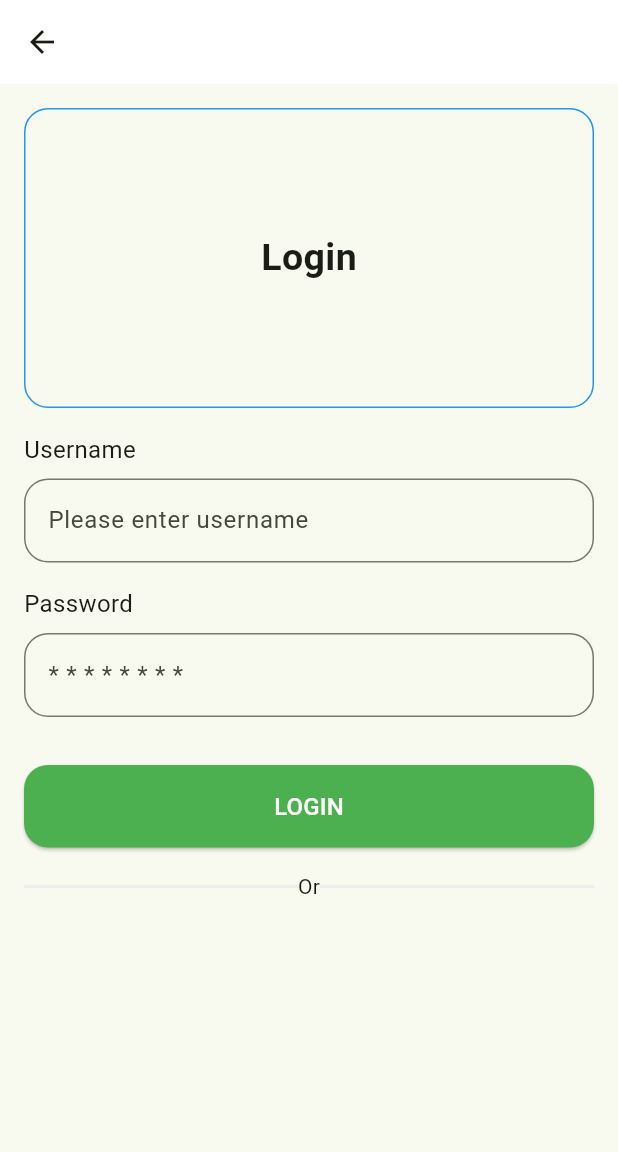
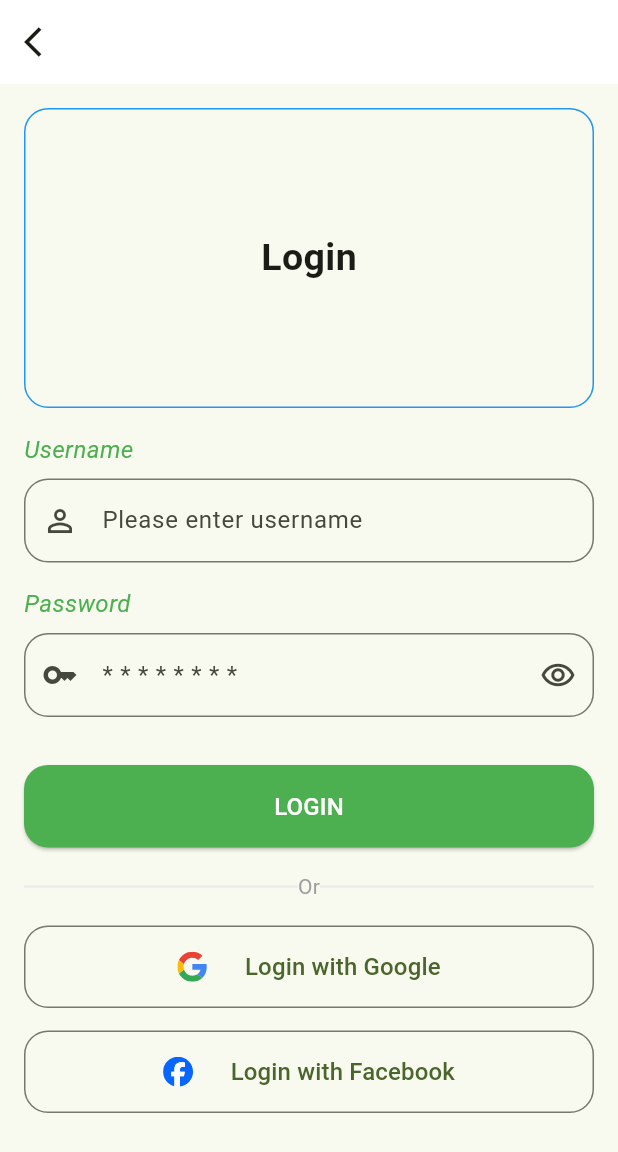
Before and after one commit to mike1tesla/flutter_iot, a Flutter app: the Page screen opened directly, on a phone screen of 412 x 824 dp. Shown: the top 1152 px of the screen. Run offline on Flutter 3.47's test engine with Material 3 defaults, Android fonts, the phone set to English and light mode, and no system bars; our stand-ins replace bloc, flutter_bloc, flutter_svg.

Commit message:
UI Welcom Login

```diff
--- a/lib/src/features/authentication/login/login_screen.dart
+++ b/lib/src/features/authentication/login/login_screen.dart
@@ -1,7 +1,6 @@
-import 'package:flutter/cupertino.dart';
 import 'package:flutter/material.dart';
-import 'package:flutter/widgets.dart';
 import 'package:flutter_bloc/flutter_bloc.dart';
+import 'package:flutter_svg/flutter_svg.dart';
 import 'package:iot_app/src/features/authentication/login/login_cubit.dart';
 import 'package:iot_app/src/repositories/api/api.dart';
 
@@ -27,7 +26,12 @@ class Page extends StatelessWidget {
         return Scaffold(
           appBar: AppBar(
             backgroundColor: Colors.white,
-
+            leading: IconButton(
+              onPressed: (){
+                Navigator.pop(context);
+              },
+              icon: const Icon(Icons.arrow_back_ios),
+            ),
           ),
           body: SingleChildScrollView(
             padding: const EdgeInsets.symmetric(vertical: 16),
@@ -43,6 +47,7 @@ class Page extends StatelessWidget {
                   const SizedBox(height: 16),
                   _buildOrSplitDivider(),
                   const SizedBox(height: 16),
+                  _buildLoginWithPlatform(),
                 ],
               ),
             ),
@@ -74,10 +79,11 @@ class Page extends StatelessWidget {
       child: Column(
         crossAxisAlignment: CrossAxisAlignment.start,
         children: [
-          const Text("Username", style: TextStyle(fontSize: 16)),
+          const Text("Username", style: TextStyle(fontSize: 16, color: Colors.green,fontStyle: FontStyle.italic)),
           const SizedBox(height: 8),
           TextFormField(
             decoration: InputDecoration(
+              prefixIcon: const Icon(Icons.person_outline_outlined),
               hintText: "Please enter username",
               border: OutlineInputBorder(
                 borderRadius: BorderRadius.circular(16),
@@ -85,27 +91,30 @@ class Page extends StatelessWidget {
             ),
           ),
           const SizedBox(height: 16),
-          const Text("Password", style: TextStyle(fontSize: 16)),
+          const Text("Password",style: TextStyle(fontSize: 16, color: Colors.green,fontStyle: FontStyle.italic)),
           const SizedBox(height: 8),
           TextFormField(
             decoration: InputDecoration(
+              prefixIcon: const Icon(Icons.key_outlined),
               hintText: "* * * * * * * *",
               border: OutlineInputBorder(
                 borderRadius: BorderRadius.circular(16),
               ),
+              suffixIcon: const Icon(Icons.remove_red_eye_outlined)
             ),
+            obscureText: true,
           ),
           const SizedBox(height: 32),
           ElevatedButton(
             onPressed: () {},
-            child: const Text(
-              "LOGIN",
-              style: TextStyle(fontSize: 16, color: Colors.white),
-            ),
             style: ElevatedButton.styleFrom(
               backgroundColor: Colors.green,
               shape: RoundedRectangleBorder(borderRadius: BorderRadius.circular(16)),
               minimumSize: const Size(double.infinity, 55),
+            ),
+            child: const Text(
+              "LOGIN",
+              style: TextStyle(fontSize: 16, color: Colors.white),
             ),
           )
         ],
@@ -116,9 +125,52 @@ class Page extends StatelessWidget {
     return Row(
       children: [
         Expanded(child: Container(height: 2, width: double.infinity, color: Colors.grey.shade200,)),
-        const Text("Or"),
+        Text("Or",style: TextStyle(color: Colors.grey.shade500),),
         Expanded(child: Container(height: 2, width: double.infinity, color: Colors.grey.shade200,)),
       ],
     );
   }
+  Widget _buildLoginWithPlatform(){
+    return Column(
+      children: [
+        OutlinedButton(
+          onPressed: () {
+          },
+          style: OutlinedButton.styleFrom(
+            shape: RoundedRectangleBorder(
+              borderRadius: BorderRadius.circular(16),
+            ),
+            minimumSize: const Size(double.infinity, 55),
+          ),
+          child: Row(
+            mainAxisAlignment: MainAxisAlignment.center,
+            children: [
+              SizedBox(width: 20, height: 20, child: SvgPicture.asset("assets/svg/google.svg")),
+              const SizedBox(width: 25,),
+              const Text("Login with Google", style: TextStyle(fontSize: 16),),
+            ],
+          ),
+        ),
+        const SizedBox( height: 15,),
+        OutlinedButton(
+          onPressed: () {
+          },
+          style: OutlinedButton.styleFrom(
+            shape: RoundedRectangleBorder(
+              borderRadius: BorderRadius.circular(16),
+            ),
+            minimumSize: const Size(double.infinity, 55),
+          ),
+          child: Row(
+            mainAxisAlignment: MainAxisAlignment.center,
+            children: [
+              SizedBox(width: 20, height: 20, child: SvgPicture.asset("assets/svg/facebook.svg")),
+              const SizedBox(width: 25,),
+              const Text("Login with Facebook", style: TextStyle(fontSize: 16),),
+            ],
+          ),
+        ),
+      ],
+    );
+  }
 }
--- a/pubspec.yaml
+++ b/pubspec.yaml
@@ -14,6 +14,7 @@ dependencies:
   cupertino_icons: ^1.0.6
   flutter_bloc: ^8.1.6
   equatable: ^2.0.5
+  flutter_svg: ^2.0.10+1
 
 dev_dependencies:
   flutter_test:
@@ -27,6 +28,7 @@ flutter:
 
   assets:
     - assets/img/
+    - assets/svg/
 
   # fonts:
   #   - family: Schyler
```
Also changed, not shown: assets/svg/facebook.svg (added), assets/svg/google.svg (added), pubspec.lock.
